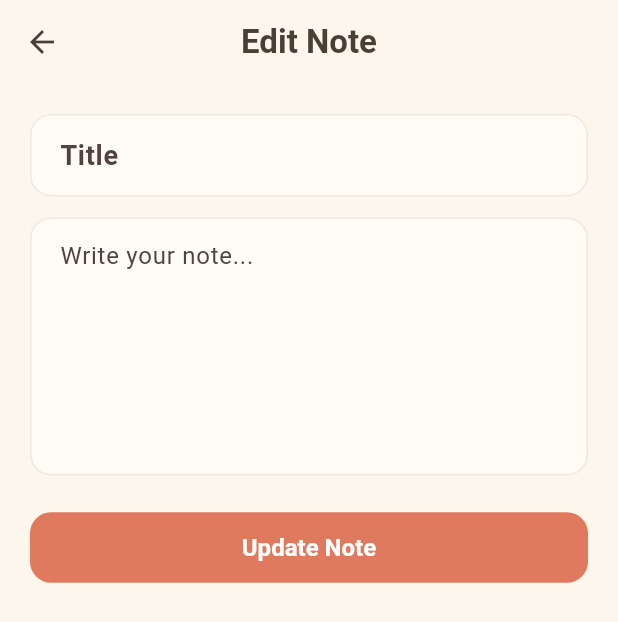
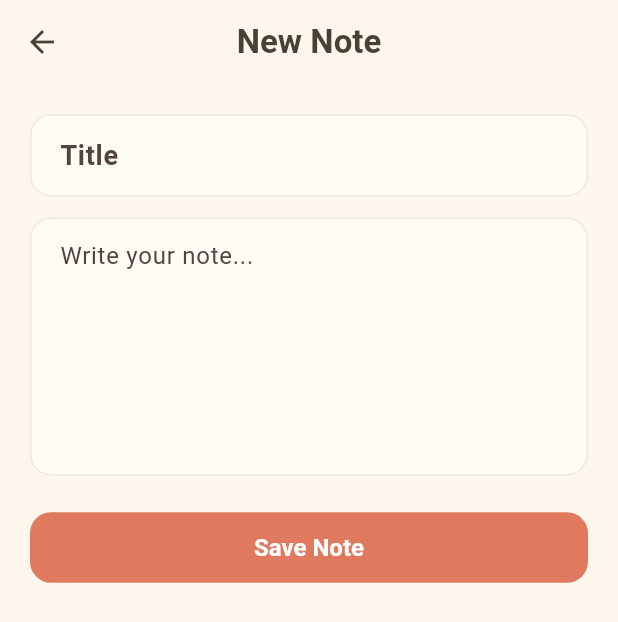
Before and after one commit to Imtiaz-Fuad/Take-Note, a Flutter app: the screen it shows after launch, after a tap on the "add" icon, on a phone screen of 412 x 824 dp. Shown: the top 622 px of the screen. Run offline on Flutter 3.47's test engine with Material 3 defaults, Android fonts, the phone set to English and light mode, and no system bars; our stand-ins replace cloud_firestore, firebase_core; accounts and stored records are empty; Roboto replaces fonts that are missing (Georgia).

Commit message:
contructor error fixed,takes null

```diff
--- a/lib/screens/add_note.dart
+++ b/lib/screens/add_note.dart
@@ -5,7 +5,7 @@ import 'package:take_note/providers/NoteNotifier.dart';
 
 class AddNote extends StatefulWidget {
   final Note? note;
-  const AddNote({super.key, required this.note});
+  const AddNote({super.key, this.note});
 
   @override
   State<AddNote> createState() => _AddNoteState();
--- a/lib/screens/notes.dart
+++ b/lib/screens/notes.dart
@@ -74,7 +74,7 @@ class Notes extends StatelessWidget {
           Navigator.push(
             context,
             MaterialPageRoute(
-              builder: (context) => AddNote(note: Note(title: '', content: '')),
+              builder: (context) => AddNote(),
             ),
           );
         },
```
